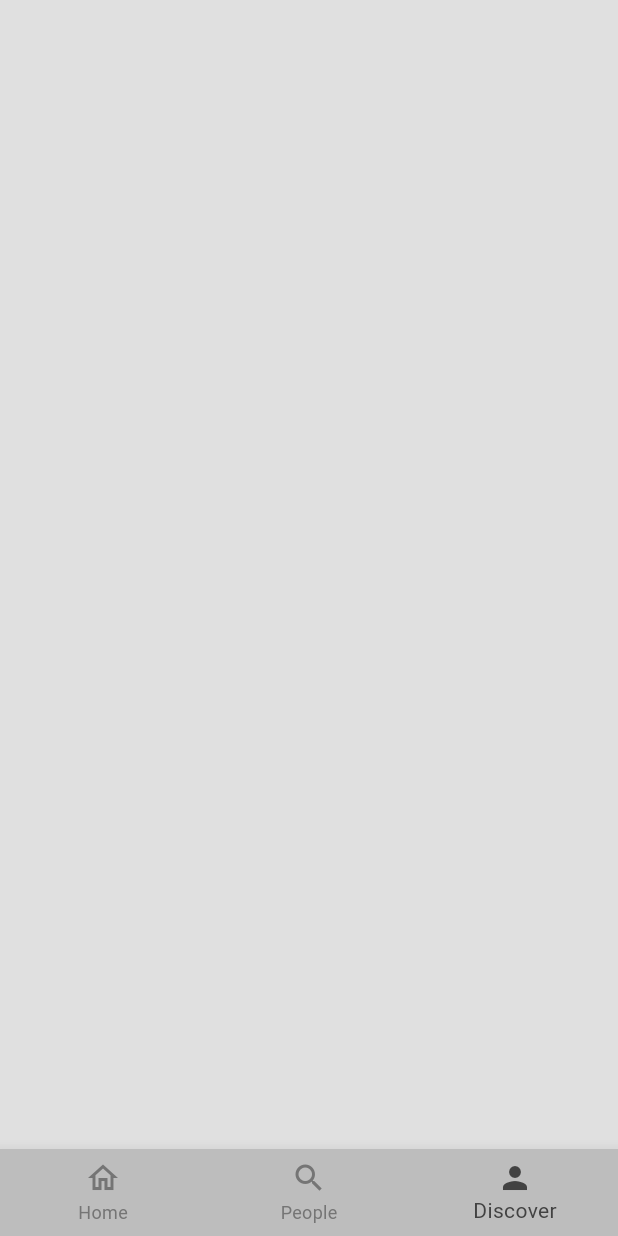
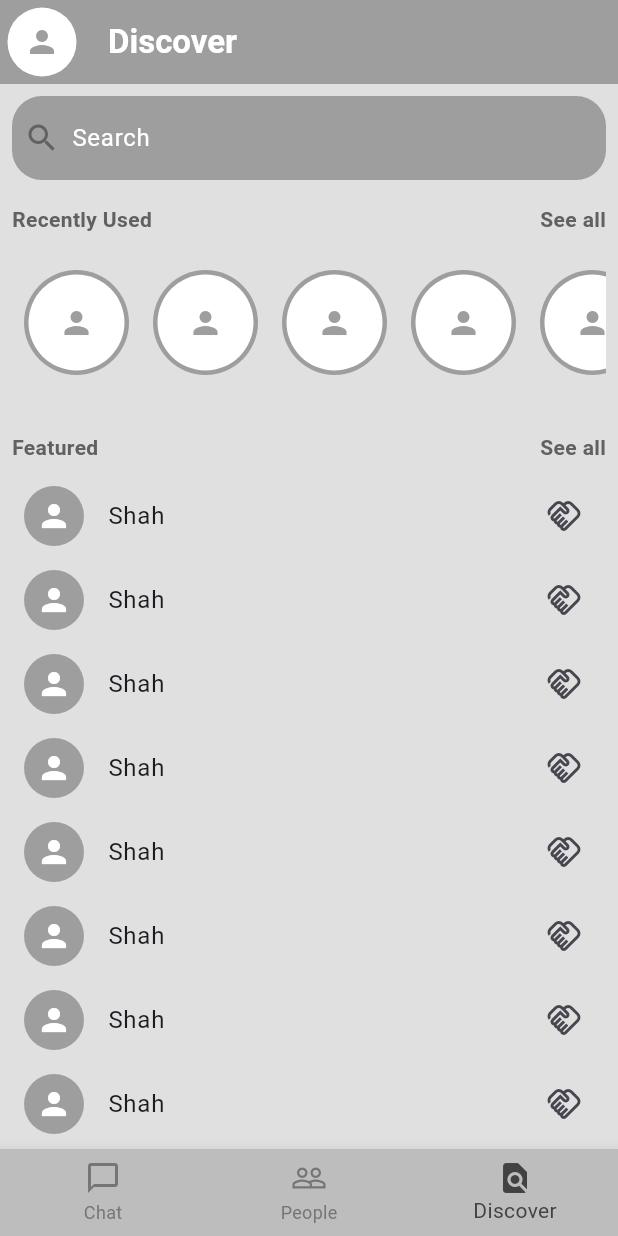
Before and after one commit to shahzeb2002/messenger_chat_app, a Flutter app: the screen it shows once a user with an empty profile is signed in, item 3 of the bottom bar chosen, on a phone screen of 412 x 824 dp. Run offline on Flutter 3.47's test engine with Material 3 defaults, Android fonts, the phone set to English and light mode, and no system bars; our stand-ins replace cloud_firestore, firebase_auth, firebase_core; accounts and stored records are empty; generated files the repository leaves out were written again; network calls fail.

Commit message:
people and discover page

```diff
--- /dev/null
+++ b/lib/components/MyLists.dart
@@ -0,0 +1,21 @@
+import 'package:flutter/material.dart';
+
+class Mylists extends StatelessWidget {
+  const Mylists({super.key});
+
+  @override
+  Widget build(BuildContext context) {
+    return  Expanded(
+      child: ListView.builder(
+        itemCount: 10,
+        itemBuilder: (context, index) {
+          return ListTile(
+            leading: CircleAvatar(backgroundColor:Colors.grey ,child: Icon(Icons.person,color: Colors.white,)),
+            title: Text('Shah'),
+            trailing: Icon(Icons.handshake_outlined),
+          );
+        },
+      ),
+    );
+  }
+}
--- a/lib/components/search_bar.dart
+++ b/lib/components/search_bar.dart
@@ -1,16 +1,23 @@
-
 import 'package:flutter/material.dart';
 
-class SearchBar extends StatelessWidget {
-  const SearchBar({super.key});
+class MySearchBar extends StatelessWidget {
+  const MySearchBar({super.key});
 
   @override
   Widget build(BuildContext context) {
-    return Container(
-      decoration: BoxDecoration(
-        borderRadius: BorderRadius.circular(12),
-        color: Colors.grey,
-      ),child: Text('Search..'),
+    return Padding(
+      padding: const EdgeInsets.all(8.0),
+      child: SearchBar(
+        elevation: MaterialStateProperty.all(0),
+        hintText: "Search",
+        backgroundColor: MaterialStatePropertyAll(Colors.grey),
+        shape: MaterialStatePropertyAll(
+          RoundedRectangleBorder(borderRadius: BorderRadius.circular(20)),
+        ),
+        textStyle: MaterialStateProperty.all(TextStyle(color: Colors.white)),
+
+        leading: Icon(Icons.search),
+      ),
     );
   }
 }
--- /dev/null
+++ b/lib/components/stories.dart
@@ -0,0 +1,50 @@
+import 'package:flutter/material.dart';
+class Stories extends StatelessWidget {
+  const Stories({super.key});
+
+  @override
+  Widget build(BuildContext context) {
+    // Example list of users
+    final List<Map<String, String>> users = [
+      {'name': 'You', 'image': 'images/1.JPG'},
+      {'name': 'Alex', 'image': 'images/2.JPG'},
+      {'name': 'Sara', 'image': 'images/tupac.jpg'},
+      {'name': 'John', 'image': 'https://i.pravatar.cc/150?img=4'},
+      {'name': 'Emily', 'image': 'https://i.pravatar.cc/150?img=5'},
+      {'name': 'David', 'image': 'https://i.pravatar.cc/150?img=6'},
+      {'name': 'Lisa', 'image': 'https://i.pravatar.cc/150?img=7'},
+    ];
+    return Padding(
+      padding: const EdgeInsets.all(8.0),
+      child: SizedBox(
+        height: 100,
+        child: ListView.builder(
+          scrollDirection: Axis.horizontal,
+          itemCount: users.length,
+            itemBuilder: (context, index) {
+              final user=users[index];
+              return Padding(
+                padding: const EdgeInsets.all(8.0),
+                child: Column(
+                  children: [
+                    Container(
+                      width: 70,
+                      height: 70,
+                      decoration: BoxDecoration(
+                        shape: BoxShape.circle,
+                        color: Colors.grey
+                      ),
+                      child: Padding(
+                        padding: const EdgeInsets.all(3.0),
+                        child: CircleAvatar(backgroundColor: Colors.white,child: Icon(Icons.person,color: Colors.grey,),),
+                      ),
+                    )
+                  ],
+                ),
+              );
+            },
+        ),
+      ),
+    );
+  }
+}
--- a/lib/pages/bottom_nav_page.dart
+++ b/lib/pages/bottom_nav_page.dart
@@ -41,18 +41,18 @@ class _BottomNavPageState extends State<BottomNavPage> {
         showUnselectedLabels: true,
         items: const [
           BottomNavigationBarItem(
-            icon: Icon(Icons.home_outlined),
-            activeIcon: Icon(Icons.home),
-            label: 'Home',
+            icon: Icon(Icons.chat_bubble_outline_outlined),
+            activeIcon: Icon(Icons.chat_bubble_outlined),
+            label: 'Chat',
           ),
           BottomNavigationBarItem(
-            icon: Icon(Icons.search_outlined),
-            activeIcon: Icon(Icons.search),
+            icon: Icon(Icons.people_outline),
+            activeIcon: Icon(Icons.people),
             label: 'People',
           ),
           BottomNavigationBarItem(
-            icon: Icon(Icons.person_outline),
-            activeIcon: Icon(Icons.person),
+            icon: Icon(Icons.find_in_page_outlined),
+            activeIcon: Icon(Icons.find_in_page),
             label: 'Discover',
           ),
         ],
--- a/lib/pages/discover_page.dart
+++ b/lib/pages/discover_page.dart
@@ -1,3 +1,6 @@
+import 'package:chat_messenger_app/components/MyLists.dart';
+import 'package:chat_messenger_app/components/search_bar.dart';
+import 'package:chat_messenger_app/components/stories.dart';
 import 'package:flutter/material.dart';
 
 class DiscoverPage extends StatefulWidget {
@@ -10,6 +13,46 @@ class DiscoverPage extends StatefulWidget {
 class _DiscoverPageState extends State<DiscoverPage> {
   @override
   Widget build(BuildContext context) {
-    return Scaffold();
+    return Scaffold(
+      appBar: AppBar(
+        leading: Padding(
+          padding: const EdgeInsets.symmetric(vertical: 5),
+          child: CircleAvatar(minRadius: 10,backgroundColor: Colors.white,child: Icon(Icons.person,color: Colors.grey,)),
+        ),
+        title: Text("Discover",style: TextStyle(color: Colors.white,fontWeight: FontWeight.bold,),),
+        centerTitle: false,
+        backgroundColor: Colors.grey,
+
+
+      ),
+      body: Column(
+        children: [
+          MySearchBar(),
+          Padding(
+            padding: const EdgeInsets.all(8.0),
+            child: Row(
+              mainAxisAlignment: MainAxisAlignment.spaceBetween,
+              children: [
+              Text('Recently Used',style: TextStyle(fontWeight: FontWeight.bold,color: Colors.grey.shade700),),
+              Text('See all',style: TextStyle(fontWeight: FontWeight.bold,color: Colors.grey.shade700),),
+              ],
+            ),
+          ),
+          Stories(),
+          Padding(
+            padding: const EdgeInsets.all(8.0),
+            child: Row(
+              mainAxisAlignment: MainAxisAlignment.spaceBetween,
+              children: [
+                Text('Featured',style: TextStyle(fontWeight: FontWeight.bold,color: Colors.grey.shade700),),
+                Text('See all',style: TextStyle(fontWeight: FontWeight.bold,color: Colors.grey.shade700),),
+              ],
+            ),
+          ),
+          Mylists()
+        ],
+      ),
+
+    );
   }
 }
--- a/lib/pages/home_page.dart
+++ b/lib/pages/home_page.dart
@@ -1,3 +1,5 @@
+import 'package:chat_messenger_app/components/search_bar.dart';
+import 'package:chat_messenger_app/components/stories.dart';
 import 'package:chat_messenger_app/services/auth/auth_services.dart';
 import 'package:cloud_firestore/cloud_firestore.dart';
 import 'package:firebase_auth/firebase_auth.dart';
@@ -42,15 +44,26 @@ class _HomePageState extends State<HomePage> {
         backgroundColor: Colors.grey,
 
         actions: [
-          Icon(Icons.camera),
+          // Icon(Icons.camera),
           //signout
           IconButton(onPressed: signOutt,
               icon: Icon(Icons.logout)),
         ],
       ),
-      body: _buildUserList(),
+      body: Column(
+        children: [
+          MySearchBar(),
+          Stories(),
+          Expanded(child: _buildUserList()),
+        ],
+      ),
     );
   }
+
+
+
+
+
   //building list of user excpet current
 
   Widget _buildUserList(){
@@ -82,6 +95,7 @@ Widget _buildUserListItem(DocumentSnapshot document){
     //displaying all except logged in
   if(_auth.currentUser!.email != data['email']){
     return ListTile(
+      leading: CircleAvatar(backgroundColor: Colors.grey,child: Icon(Icons.person,color: Colors.white,)),
       title: Text(data['email']),
       onTap: () {
         Navigator.push(context, MaterialPageRoute(builder: (context) => ChatPage(receiveuserEmail: data['email'], receiveUserID: data['uid'],),));
@@ -90,7 +104,6 @@ Widget _buildUserListItem(DocumentSnapshot document){
     );
   }else{
     return Container();
-
   }
 
 
--- a/lib/pages/login_page.dart
+++ b/lib/pages/login_page.dart
@@ -43,10 +43,16 @@ class _LoginPageState extends State<LoginPage> {
                 //logo
                 Icon(Icons.message,size: 100,),
                 const SizedBox(height: 50,),
+                //welcome back
+                Row(
+                  mainAxisAlignment: MainAxisAlignment.center,
+                  children: [
+                    Text('Welcome 2 ',style: TextStyle(fontSize: 20),),
+                    Text('ChatBubble',style: TextStyle(fontSize: 20),),
+                  ],
+                ),
 
 
-                //welcome back
-                Text('welocome',style: TextStyle(fontSize: 16),),
 
                 const SizedBox(height: 25,),
 
@@ -63,7 +69,7 @@ class _LoginPageState extends State<LoginPage> {
                 //psss
                 MyTextField(
                     controller: passwordController,
-                    hintText: 'pass',
+                    hintText: 'password',
                     obsecureText: true
                 ),
                 const SizedBox(height: 25,),
--- a/lib/pages/people_page.dart
+++ b/lib/pages/people_page.dart
@@ -1,4 +1,7 @@
+import 'package:chat_messenger_app/components/MyLists.dart';
+import 'package:chat_messenger_app/components/search_bar.dart';
 import 'package:flutter/material.dart';
+import 'package:firebase_auth/firebase_auth.dart';
 
 class PeoplePage extends StatefulWidget {
   const PeoplePage({super.key});
@@ -10,6 +13,31 @@ class PeoplePage extends StatefulWidget {
 class _PeoplePageState extends State<PeoplePage> {
   @override
   Widget build(BuildContext context) {
-    return  Scaffold();
+    return  Scaffold(
+      appBar: AppBar(
+        leading: Padding(
+          padding: const EdgeInsets.symmetric(vertical: 5),
+          child: CircleAvatar(minRadius: 10,backgroundColor: Colors.white,child: Icon(Icons.person,color: Colors.grey,)),
+        ),
+        title: Text("People",style: TextStyle(color: Colors.white,fontWeight: FontWeight.bold),),
+        centerTitle: false,
+        backgroundColor: Colors.grey,
+
+        actions: [
+          Padding(
+            padding: const EdgeInsets.only(right: 8.0),
+            child: Icon(Icons.person_add_alt_outlined,size: 30,),
+          ),
+
+        ],
+      ),
+      body:Column(
+        children: [
+          MySearchBar(),
+         Mylists(),
+        ],
+      )
+
+    );
   }
 }
--- a/lib/services/auth/auth_services.dart
+++ b/lib/services/auth/auth_services.dart
@@ -28,7 +28,7 @@ Future<UserCredential> signInWithEmailandPassword(String email,String password)
     throw Exception(e.code);
   }
 }
-//singn up create a user-------------------------------------
+//sign up create a user-------------------------------------
   Future<UserCredential> signUpWithEmailandPassword(String email, password) async{
   try{
     UserCredential userCredential =await _firebaseAuth.createUserWithEmailAndPassword(
--- a/pubspec.yaml
+++ b/pubspec.yaml
@@ -62,8 +62,8 @@ flutter:
   uses-material-design: true
 
   # To add assets to your application, add an assets section, like this:
-  # assets:
-  #   - images/a_dot_burr.jpeg
+  assets:
+    - images/
   #   - images/a_dot_ham.jpeg
 
   # An image asset can refer to one or more resolution-specific "variants", see
```
Also changed, not shown: images/2.JPG (added), images/tupac.jpg (added), 1 other file.
